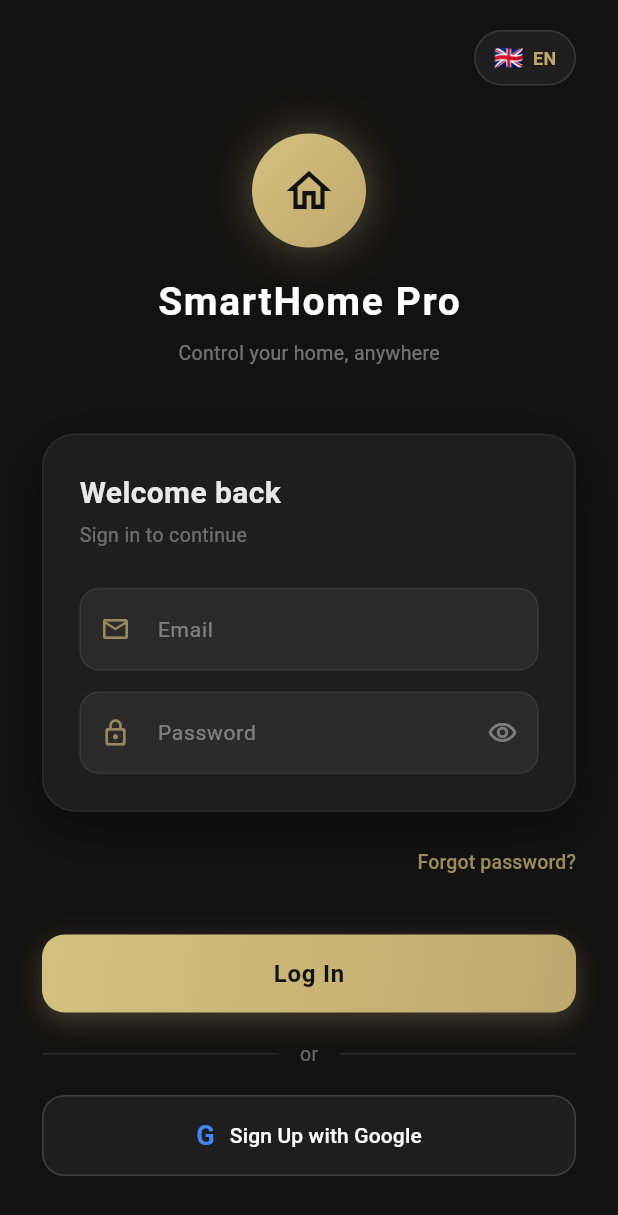
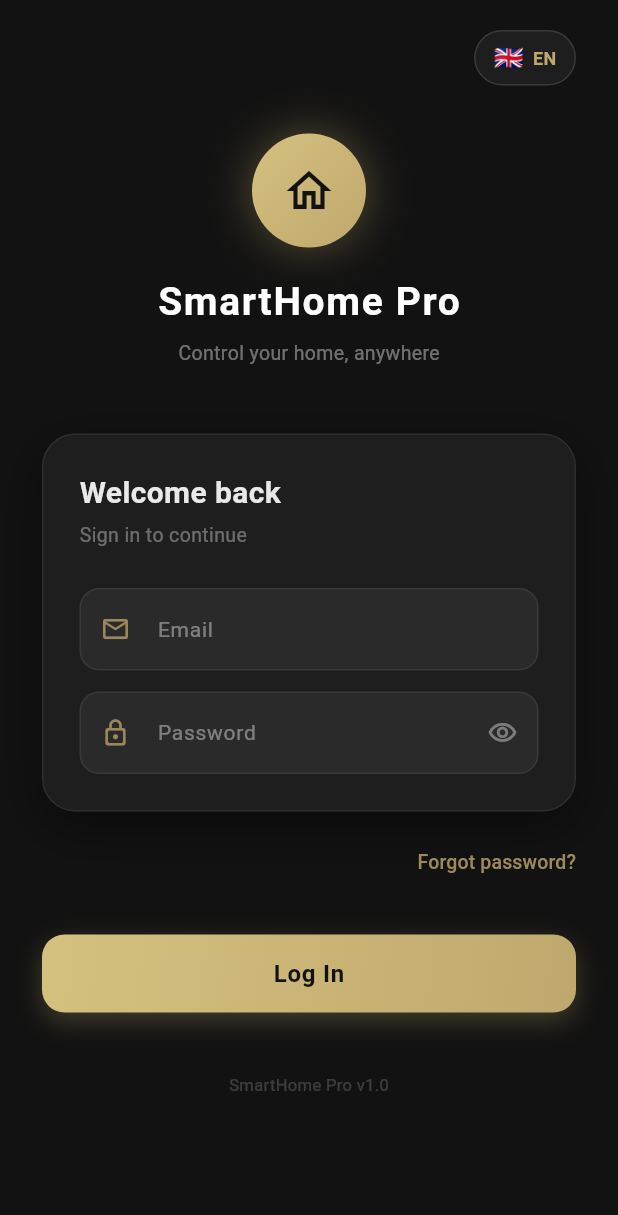
Before and after one commit to abdullahraafat7050-lang/SmartManzil, a Flutter app: the screen it shows after launch, on a phone screen of 412 x 824 dp. Shown: the top 1215 px of the screen. Run offline on Flutter 3.47's test engine with Material 3 defaults, Android fonts, the light colour scheme and no system bars; our stand-ins replace cloud_firestore, firebase_auth, firebase_core, firebase_database; missing offline and left inert: flutter_mjpeg, mqtt_client; accounts and stored records are empty.

Commit message:
Update login screen

```diff
--- a/smarthome/flutter_application_1/lib/screens/login_screen.dart
+++ b/smarthome/flutter_application_1/lib/screens/login_screen.dart
@@ -74,22 +74,6 @@
     }
   }
 
-  Future<void> _googleSignIn() async {
-    setState(() { _isGoogleLoading = true; _error = ''; });
-    try {
-      await AuthService().signInWithGoogle();
-      if (!mounted) return;
-      Navigator.pushReplacementNamed(context, '/home');
-    } on FirebaseAuthException catch (e) {
-      setState(() => _error = AuthService().friendlyError(e));
-    } catch (e) {
-      if (e.toString().contains('popup-closed')) return;
-      setState(() => _error = S.of(context).googleFailed);
-    } finally {
-      if (mounted) setState(() => _isGoogleLoading = false);
-    }
-  }
-
   Future<void> _forgotPassword() async {
     final s = S.of(context);
     final email = _emailCtrl.text.trim();
@@ -139,10 +123,6 @@
                       _buildForgotBtn(s),
                       const SizedBox(height: 28),
                       _buildSignInBtn(s),
-                      const SizedBox(height: 18),
-                      _buildDivider(s),
-                      const SizedBox(height: 18),
-                      _buildGoogleBtn(s),
                       const SizedBox(height: 40),
                       Center(
                         child: Text('SmartHome Pro v1.0',
@@ -387,57 +367,6 @@
       ),
     );
   }
-
-  Widget _buildDivider(S s) {
-    return Row(children: [
-      Expanded(
-          child: Divider(color: Colors.white.withValues(alpha: 0.1))),
-      Padding(
-        padding: const EdgeInsets.symmetric(horizontal: 14),
-        child: Text(s.or,
-            style: TextStyle(
-                color: Colors.white.withValues(alpha: 0.35),
-                fontSize: 13)),
-      ),
-      Expanded(
-          child: Divider(color: Colors.white.withValues(alpha: 0.1))),
-    ]);
-  }
-
-  Widget _buildGoogleBtn(S s) {
-    return OutlinedButton(
-      onPressed: _isGoogleLoading ? null : _googleSignIn,
-      style: OutlinedButton.styleFrom(
-        padding: const EdgeInsets.symmetric(vertical: 14),
-        side: BorderSide(color: Colors.white.withValues(alpha: 0.15)),
-        backgroundColor: _card,
-        shape:
-            RoundedRectangleBorder(borderRadius: BorderRadius.circular(15)),
-      ),
-      child: _isGoogleLoading
-          ? const SizedBox(
-              width: 20,
-              height: 20,
-              child: CircularProgressIndicator(
-                  color: Colors.white54, strokeWidth: 2))
-          : Row(
-              mainAxisAlignment: MainAxisAlignment.center,
-              children: [
-                const Text('G',
-                    style: TextStyle(
-                        fontSize: 18,
-                        fontWeight: FontWeight.w700,
-                        color: Color(0xFF4285F4))),
-                const SizedBox(width: 10),
-                Text(s.continueWithGoogle,
-                    style: const TextStyle(
-                        color: Colors.white,
-                        fontSize: 14,
-                        fontWeight: FontWeight.w500)),
-              ],
-            ),
-    );
-  }
 }
 
 // ── Language toggle widget ────────────────────────────────────────────────────
```
